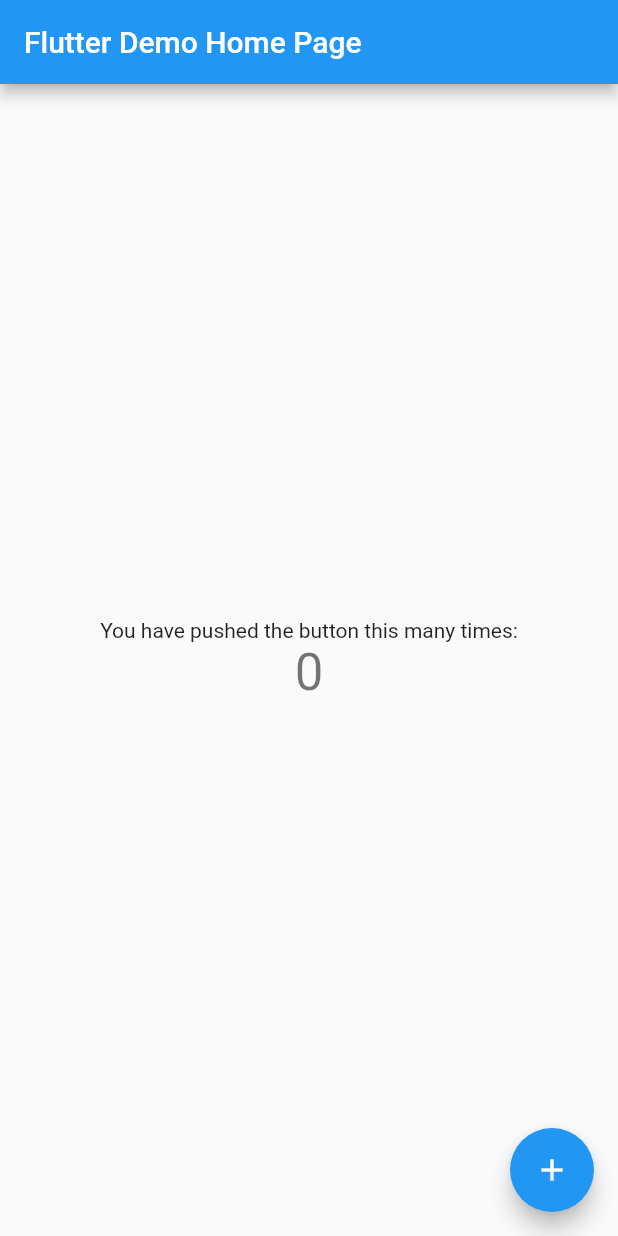
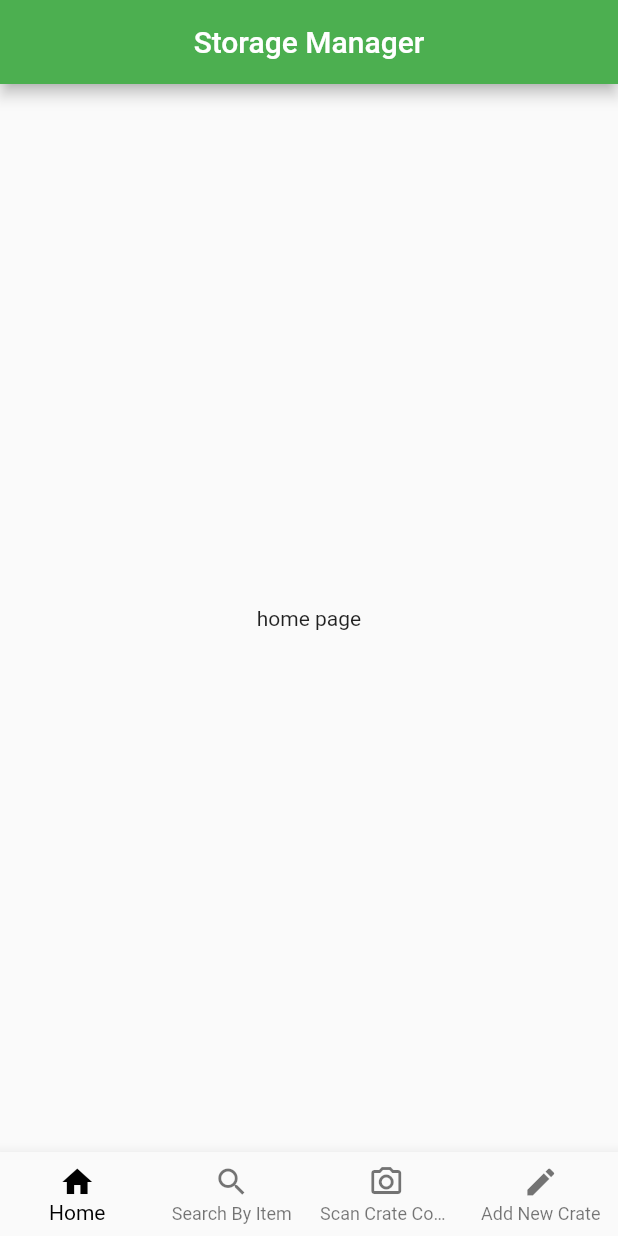
Before and after one commit to LachyP/StorageManager, a Flutter app: the screen it shows after launch, on a phone screen of 412 x 824 dp. Run offline on Flutter 3.47's test engine with Material 2 defaults, Android fonts, the phone set to English and light mode, and no system bars.

Commit message:
added in bottom navigation bar and basic layout, ready for feature development to begin

```diff
--- a/storage_manager/lib/main.dart
+++ b/storage_manager/lib/main.dart
@@ -20,7 +20,7 @@
         // or simply save your changes to "hot reload" in a Flutter IDE).
         // Notice that the counter didn't reset back to zero; the application
         // is not restarted.
-        primarySwatch: Colors.blue,
+        primarySwatch: Colors.green,
       ),
       home: MyHomePage(title: 'Flutter Demo Home Page'),
     );
@@ -46,19 +46,72 @@
 }
 
 class _MyHomePageState extends State<MyHomePage> {
-  int _counter = 0;
+  //int _counter = 0;
 
-  void _incrementCounter() {
-    setState(() {
+//  void _incrementCounter() {
+  //  setState(() {
       // This call to setState tells the Flutter framework that something has
       // changed in this State, which causes it to rerun the build method below
       // so that the display can reflect the updated values. If we changed
       // _counter without calling setState(), then the build method would not be
       // called again, and so nothing would appear to happen.
-      _counter++;
+    //  _counter++;
+   // });
+  //}
+  int _selectedPage = 0;
+  final List<Widget> pageList = [
+    LandingPage(),
+    SearchPage(),
+    ScanPage(),
+    NewCratePage(),
+  ];
+  @override
+  Widget build(BuildContext context) {
+    return Scaffold(
+      appBar: AppBar(
+        centerTitle: true,
+        title: const Text('Storage Manager'),
+      ),
+      body: IndexedStack(
+        index: _selectedPage,
+        children: pageList,
+      ),
+      bottomNavigationBar: BottomNavigationBar(
+        type: BottomNavigationBarType.fixed,
+        items: const <BottomNavigationBarItem>[
+          BottomNavigationBarItem(
+              icon: Icon(Icons.home),
+              title: Text('Home'),
+          ),
+          BottomNavigationBarItem(
+            icon: Icon(Icons.search),
+            title: Text('Search By Item'),
+          ),
+          BottomNavigationBarItem(
+            icon: Icon(Icons.camera_alt_outlined),
+            title: Text('Scan Crate Code'),
+          ),
+          BottomNavigationBarItem(
+            icon: Icon(Icons.create),
+            title: Text('Add New Crate'),
+          )
+        ],
+          currentIndex: _selectedPage,
+          selectedItemColor: Colors.black,
+          onTap: _onItemTapped,
+      )
+    );
+  }
+  void _onItemTapped(int index) {
+    setState(() {
+      _selectedPage = index;
     });
   }
 
+
+
+
+  /*
   @override
   Widget build(BuildContext context) {
     // This method is rerun every time setState is called, for instance as done
@@ -110,4 +163,75 @@
       ), // This trailing comma makes auto-formatting nicer for build methods.
     );
   }
+   */
 }
+class LandingPage extends StatefulWidget {
+  @override
+  _LandingPageState createState() => _LandingPageState();
+}
+
+class _LandingPageState extends State<LandingPage> {
+  @override
+  Widget build(BuildContext context){
+    //super.build(context);
+
+    return Scaffold(
+      body: Center(
+        child: Text(
+          'home page',
+        ),
+      ),
+    );
+  }
+}
+
+class SearchPage extends StatefulWidget {
+  @override
+  _SearchPageState createState() => _SearchPageState();
+}
+
+class _SearchPageState extends State<SearchPage> {
+  Widget build(BuildContext context){
+    return Scaffold(
+      body: Center(
+        child: Text(
+          'search page',
+        ),
+      ),
+    );
+  }
+}
+
+class ScanPage extends StatefulWidget {
+  @override
+  _ScanPageState createState() => _ScanPageState();
+}
+
+class _ScanPageState extends State<ScanPage> {
+  Widget build(BuildContext context){
+    return Scaffold(
+      body: Center(
+        child: Text(
+          'scan page',
+        ),
+      ),
+    );
+  }
+}
+
+class NewCratePage extends StatefulWidget {
+  @override
+  _NewCratePageState createState() => _NewCratePageState();
+}
+
+class _NewCratePageState extends State<NewCratePage> {
+  Widget build(BuildContext context){
+    return Scaffold(
+      body: Center(
+        child: Text(
+          'new crate',
+        ),
+      ),
+    );
+  }
+}
```
